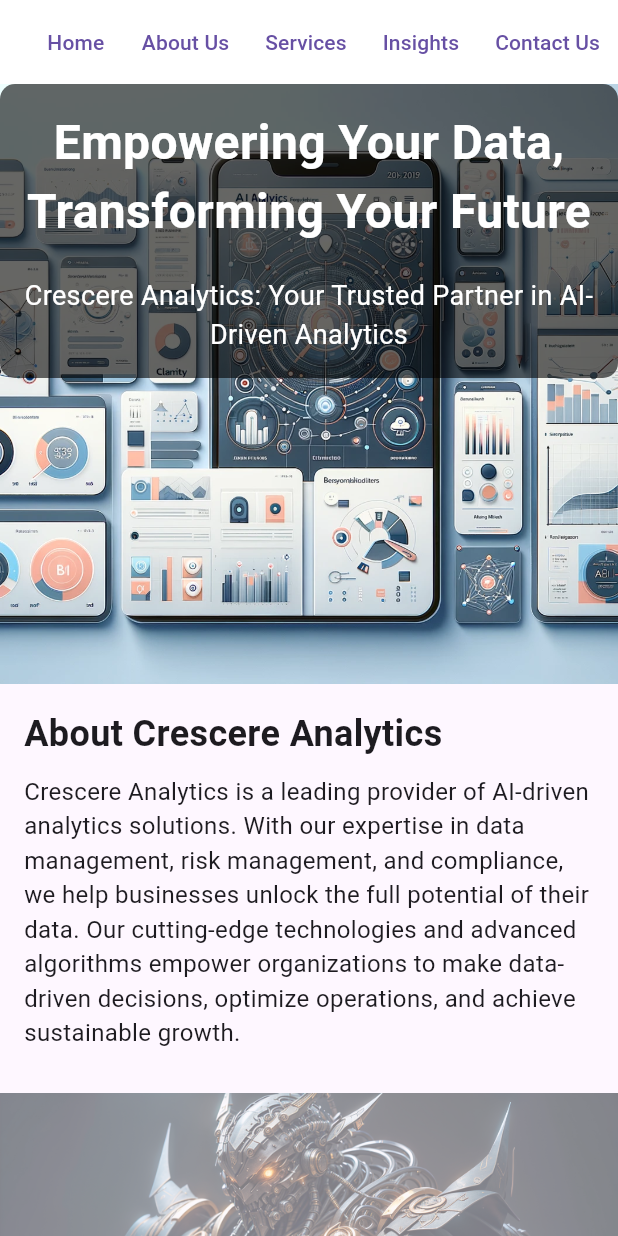
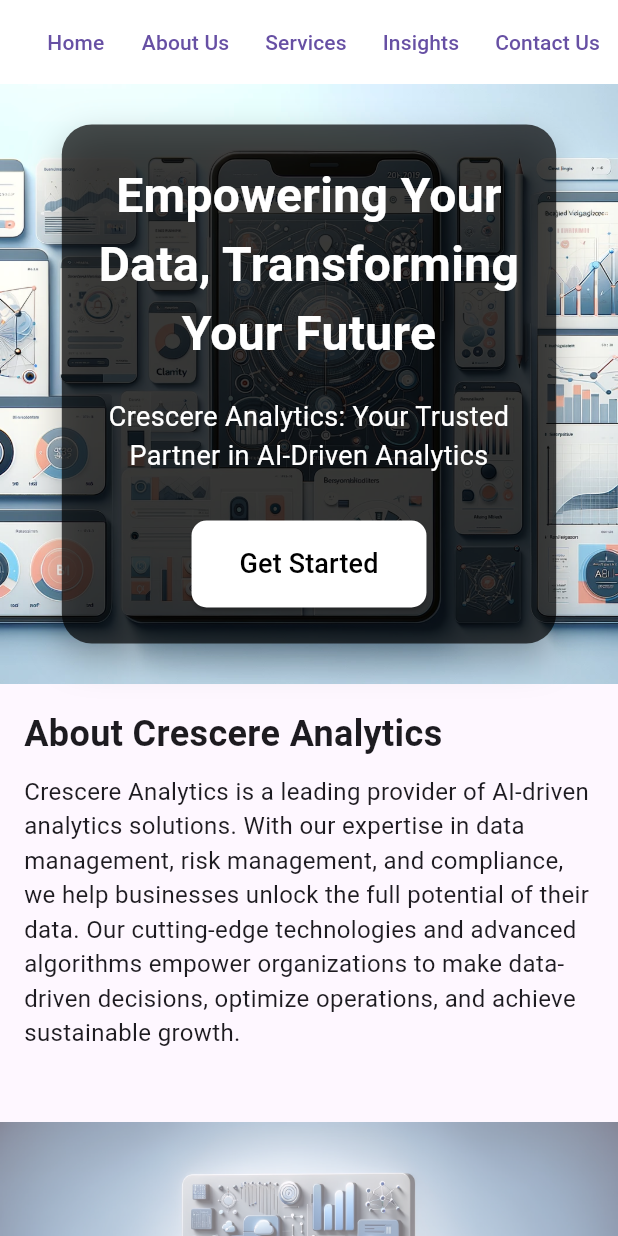
Before and after one commit to datfoosteve/flutter_application_1, a Flutter app: the screen it shows after launch, on a phone screen of 412 x 824 dp. Run offline on Flutter 3.47's test engine with Material 3 defaults, Android fonts, the light colour scheme and no system bars.

Commit message:
Update binary files and assets

```diff
--- a/lib/main.dart
+++ b/lib/main.dart
@@ -113,7 +113,7 @@
               description:
                   'Crescere Analytics is revolutionizing the audit industry by leveraging the power of artificial intelligence. Our cutting-edge solutions address the multifaceted challenges faced by the audit function, including data management, technology adoption, risk management, fraud detection, and regulatory compliance.',
             ),
-            SizedBox(height: 40),
+            SizedBox(height: 60),
             Footer(),
           ],
         ),
@@ -121,6 +121,7 @@
     );
   }
 }
+
 class TitleSection extends StatelessWidget {
   const TitleSection({
     super.key,
@@ -210,17 +211,28 @@
             ),
           ),
         ),
-        Center(
-          child: Container(
-            padding: const EdgeInsets.all(16),
+        Positioned.fill(
+          child: Center(
+            child: FractionallySizedBox(
+              widthFactor: 0.8,
+              child: AnimatedContainer(
+                duration: const Duration(milliseconds: 500),
+                padding: const EdgeInsets.all(24),
                 decoration: BoxDecoration(
-              color: Colors.black.withOpacity(0.6),
-              borderRadius: BorderRadius.circular(10),
+                  color: Colors.black.withOpacity(0.7),
+                  borderRadius: BorderRadius.circular(20),
+                  boxShadow: const [
+                    BoxShadow(
+                      color: Colors.black26,
+                      blurRadius: 20,
+                      offset: Offset(0, 10),
                     ),
-            child: const Column(
-              mainAxisAlignment: MainAxisAlignment.center,
+                  ],
+                ),
+                child: Column(
+                  mainAxisSize: MainAxisSize.min,
                   children: [
-                Text(
+                    const Text(
                       'Empowering Your Data, Transforming Your Future',
                       style: TextStyle(
                         fontSize: 32,
@@ -229,8 +241,8 @@
                       ),
                       textAlign: TextAlign.center,
                     ),
-                SizedBox(height: 20),
-                Text(
+                    const SizedBox(height: 20),
+                    const Text(
                       'Crescere Analytics: Your Trusted Partner in AI-Driven Analytics',
                       style: TextStyle(
                         fontSize: 18,
@@ -238,7 +250,30 @@
                       ),
                       textAlign: TextAlign.center,
                     ),
+                    const SizedBox(height: 30),
+                    ElevatedButton(
+                      onPressed: () {
+                        // Navigate to the desired page or perform an action
+                      },
+                      style: ElevatedButton.styleFrom(
+                        padding: const EdgeInsets.symmetric(
+                          horizontal: 32,
+                          vertical: 16,
+                        ),
+                        shape: RoundedRectangleBorder(
+                          borderRadius: BorderRadius.circular(10),
+                        ),
+                        backgroundColor: Colors.white,
+                        foregroundColor: Colors.black,
+                      ),
+                      child: const Text(
+                        'Get Started',
+                        style: TextStyle(fontSize: 18),
+                      ),
+                    ),
                   ],
+                ),
+              ),
             ),
           ),
         ),
@@ -266,7 +301,8 @@
               onTap: () {
                 Navigator.push(
                   context,
-                  MaterialPageRoute(builder: (context) => const DataManagementPage()),
+                  MaterialPageRoute(
+                      builder: (context) => const DataManagementPage()),
                 );
               },
             ),
@@ -277,7 +313,8 @@
               onTap: () {
                 Navigator.push(
                   context,
-                  MaterialPageRoute(builder: (context) => const RiskManagementPage()),
+                  MaterialPageRoute(
+                      builder: (context) => const RiskManagementPage()),
                 );
               },
             ),
@@ -288,7 +325,8 @@
               onTap: () {
                 Navigator.push(
                   context,
-                  MaterialPageRoute(builder: (context) => const CompliancePage()),
+                  MaterialPageRoute(
+                      builder: (context) => const CompliancePage()),
                 );
               },
             ),
```
Also changed, not shown: images/ai_audit.jpg, 21 other files. Lines whose indentation alone changed are shown as unchanged.
